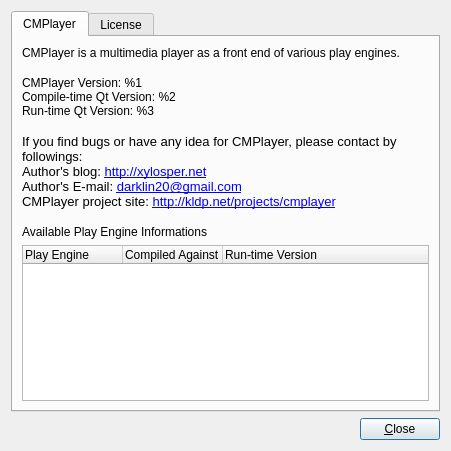
Qt form src/cmplayer/ui/aboutdialog.ui (bylee20/cmplayer-kldp.net) before a commit.
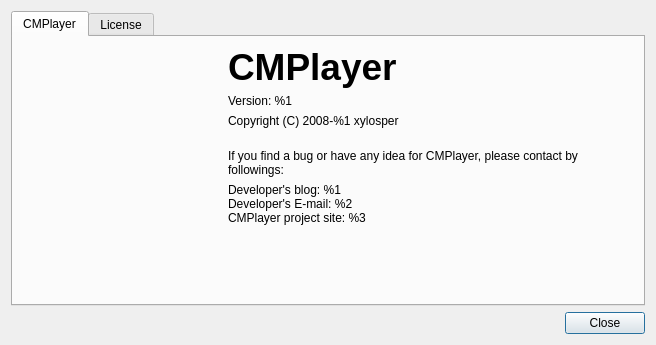
The same form after that commit. Icons and pictures are not drawn.

```diff
--- a/src/cmplayer/ui/aboutdialog.ui
+++ b/src/cmplayer/ui/aboutdialog.ui
@@ -1,140 +1,161 @@
 <ui version="4.0" >
  <class>AboutDialog</class>
- <widget class="QDialog" name="AboutDialog" >
-  <property name="geometry" >
+ <widget class="QDialog" name="AboutDialog">
+  <property name="geometry">
    <rect>
     <x>0</x>
     <y>0</y>
-    <width>451</width>
-    <height>451</height>
+    <width>656</width>
+    <height>345</height>
    </rect>
   </property>
   <property name="windowTitle" >
    <string>About...</string>
   </property>
-  <layout class="QVBoxLayout" name="verticalLayout" >
+  <layout class="QVBoxLayout" name="verticalLayout_4">
    <item>
-    <widget class="QTabWidget" name="tab" >
-     <property name="currentIndex" >
+    <widget class="QTabWidget" name="tab">
+     <property name="currentIndex">
       <number>0</number>
      </property>
      <widget class="QWidget" name="tab1" >
       <attribute name="title" >
        <string>CMPlayer</string>
       </attribute>
-      <layout class="QVBoxLayout" name="verticalLayout_2" >
+      <layout class="QHBoxLayout" name="horizontalLayout_2">
        <item>
-        <widget class="QLabel" name="cmplayer" >
-         <property name="text" >
-          <string>CMPlayer is a multimedia player as a front end of various play engines.</string>
+        <layout class="QVBoxLayout" name="verticalLayout">
+         <property name="spacing">
+          <number>0</number>
          </property>
-         <property name="wordWrap" >
-          <bool>true</bool>
-         </property>
-        </widget>
+         <item>
+          <widget class="QLabel" name="label_3">
+           <property name="minimumSize">
+            <size>
+             <width>200</width>
+             <height>200</height>
+            </size>
+           </property>
+           <property name="maximumSize">
+            <size>
+             <width>200</width>
+             <height>200</height>
+            </size>
+           </property>
+           <property name="text">
+            <string/>
+           </property>
+           <property name="pixmap">
+            <pixmap resource="../rsclist.qrc">:/img/cmplayer512.png</pixmap>
+           </property>
+           <property name="scaledContents">
+            <bool>true</bool>
+           </property>
+          </widget>
+         </item>
+         <item>
+          <spacer name="verticalSpacer">
+           <property name="orientation">
+            <enum>Qt::Vertical</enum>
+           </property>
+           <property name="sizeHint" stdset="0">
+            <size>
+             <width>0</width>
+             <height>0</height>
+            </size>
+           </property>
+          </spacer>
+         </item>
+        </layout>
        </item>
        <item>
-        <spacer name="verticalSpacer_2" >
-         <property name="orientation" >
-          <enum>Qt::Vertical</enum>
-         </property>
-         <property name="sizeType" >
-          <enum>QSizePolicy::Fixed</enum>
-         </property>
-         <property name="sizeHint" stdset="0" >
-          <size>
-           <width>13</width>
-           <height>10</height>
-          </size>
-         </property>
-        </spacer>
-       </item>
-       <item>
-        <widget class="QLabel" name="version" >
-         <property name="text" >
-          <string>CMPlayer Version: %1
-Compile-time Qt Version: %2
-Run-time Qt Version: %3</string>
-         </property>
-        </widget>
-       </item>
-       <item>
-        <spacer name="verticalSpacer_3" >
-         <property name="orientation" >
-          <enum>Qt::Vertical</enum>
-         </property>
-         <property name="sizeType" >
-          <enum>QSizePolicy::Fixed</enum>
-         </property>
-         <property name="sizeHint" stdset="0" >
-          <size>
-           <width>20</width>
-           <height>10</height>
-          </size>
-         </property>
-        </spacer>
-       </item>
-       <item>
-        <widget class="QLabel" name="label" >
-         <property name="text" >
-          <string>&lt;!DOCTYPE HTML PUBLIC "-//W3C//DTD HTML 4.0//EN" "http://www.w3.org/TR/REC-html40/strict.dtd">
-&lt;html>&lt;head>&lt;meta name="qrichtext" content="1" />&lt;style type="text/css">
-p, li { white-space: pre-wrap; }
-&lt;/style>&lt;/head>&lt;body style=" font-family:'Sans Serif'; font-size:10pt; font-weight:400; font-style:normal;">
-&lt;p style=" margin-top:0px; margin-bottom:0px; margin-left:0px; margin-right:0px; -qt-block-indent:0; text-indent:0px;">If you find bugs or have any idea for CMPlayer, please contact by followings:&lt;/p>
-&lt;p style=" margin-top:0px; margin-bottom:0px; margin-left:0px; margin-right:0px; -qt-block-indent:0; text-indent:0px;">Author's blog: &lt;a href="http://xylosper.net">&lt;span style=" text-decoration: underline; color:#0000ff;">http://xylosper.net&lt;/span>&lt;/a>&lt;/p>
-&lt;p style=" margin-top:0px; margin-bottom:0px; margin-left:0px; margin-right:0px; -qt-block-indent:0; text-indent:0px;">Author's E-mail: &lt;a href="mailto:darklin20@gmail.com">&lt;span style=" text-decoration: underline; color:#0000ff;">darklin20@gmail.com&lt;/span>&lt;/a>&lt;/p>
-&lt;p style=" margin-top:0px; margin-bottom:0px; margin-left:0px; margin-right:0px; -qt-block-indent:0; text-indent:0px;">CMPlayer project site: &lt;a href="http://kldp.net/projects/cmplayer">&lt;span style=" text-decoration: underline; color:#0000ff;">http://kldp.net/projects/cmplayer&lt;/span>&lt;/a>&lt;/p>&lt;/body>&lt;/html></string>
-         </property>
-         <property name="wordWrap" >
-          <bool>true</bool>
-         </property>
-        </widget>
-       </item>
-       <item>
-        <spacer name="verticalSpacer" >
-         <property name="orientation" >
-          <enum>Qt::Vertical</enum>
-         </property>
-         <property name="sizeType" >
-          <enum>QSizePolicy::Fixed</enum>
-         </property>
-         <property name="sizeHint" stdset="0" >
-          <size>
-           <width>20</width>
-           <height>10</height>
-          </size>
-         </property>
-        </spacer>
-       </item>
-       <item>
-        <widget class="QLabel" name="label_3" >
-         <property name="text" >
-          <string>Available Play Engine Informations</string>
-         </property>
-        </widget>
-       </item>
-       <item>
-        <widget class="QTreeWidget" name="engineTree" >
-         <property name="rootIsDecorated" >
-          <bool>false</bool>
-         </property>
-         <column>
-          <property name="text" >
-           <string>Play Engine</string>
-          </property>
-         </column>
-         <column>
-          <property name="text" >
-           <string>Compiled Against</string>
-          </property>
-         </column>
-         <column>
-          <property name="text" >
-           <string>Run-time Version</string>
-          </property>
-         </column>
-        </widget>
+        <layout class="QVBoxLayout" name="verticalLayout_2">
+         <item>
+          <widget class="QLabel" name="label_4">
+           <property name="font">
+            <font>
+             <pointsize>28</pointsize>
+             <weight>75</weight>
+             <bold>true</bold>
+            </font>
+           </property>
+           <property name="text">
+            <string notr="true">CMPlayer</string>
+           </property>
+          </widget>
+         </item>
+         <item>
+          <widget class="QLabel" name="version">
+           <property name="text">
+            <string>Version: %1</string>
+           </property>
+          </widget>
+         </item>
+         <item>
+          <widget class="QLabel" name="copyright">
+           <property name="text">
+            <string notr="true">Copyright (C) 2008-%1 xylosper</string>
+           </property>
+          </widget>
+         </item>
+         <item>
+          <spacer name="verticalSpacer_2">
+           <property name="orientation">
+            <enum>Qt::Vertical</enum>
+           </property>
+           <property name="sizeType">
+            <enum>QSizePolicy::Fixed</enum>
+           </property>
+           <property name="sizeHint" stdset="0">
+            <size>
+             <width>13</width>
+             <height>15</height>
+            </size>
+           </property>
+          </spacer>
+         </item>
+         <item>
+          <widget class="QLabel" name="label_6">
+           <property name="text">
+            <string>If you find a bug or have any idea for CMPlayer, please contact by followings:</string>
+           </property>
+           <property name="wordWrap">
+            <bool>true</bool>
+           </property>
+          </widget>
+         </item>
+         <item>
+          <widget class="QLabel" name="contacts">
+           <property name="sizePolicy">
+            <sizepolicy hsizetype="Preferred" vsizetype="Minimum">
+             <horstretch>0</horstretch>
+             <verstretch>0</verstretch>
+            </sizepolicy>
+           </property>
+           <property name="text">
+            <string>Developer's blog: %1
+Developer's E-mail: %2
+CMPlayer project site: %3</string>
+           </property>
+          </widget>
+         </item>
+         <item>
+          <spacer name="verticalSpacer_3">
+           <property name="orientation">
+            <enum>Qt::Vertical</enum>
+           </property>
+           <property name="sizeType">
+            <enum>QSizePolicy::MinimumExpanding</enum>
+           </property>
+           <property name="sizeHint" stdset="0">
+            <size>
+             <width>20</width>
+             <height>0</height>
+            </size>
+           </property>
+          </spacer>
+         </item>
+        </layout>
        </item>
       </layout>
      </widget>
@@ -172,28 +193,14 @@
     </widget>
    </item>
    <item>
-    <layout class="QHBoxLayout" name="horizontalLayout" >
-     <item>
-      <spacer name="horizontalSpacer" >
-       <property name="orientation" >
-        <enum>Qt::Horizontal</enum>
-       </property>
-       <property name="sizeHint" stdset="0" >
-        <size>
-         <width>40</width>
-         <height>20</height>
-        </size>
-       </property>
-      </spacer>
-     </item>
-     <item>
-      <widget class="QPushButton" name="pushButton" >
-       <property name="text" >
-        <string>&amp;Close</string>
-       </property>
-      </widget>
-     </item>
-    </layout>
+    <widget class="QDialogButtonBox" name="buttonBox">
+     <property name="standardButtons">
+      <set>QDialogButtonBox::Close</set>
+     </property>
+     <property name="centerButtons">
+      <bool>false</bool>
+     </property>
+    </widget>
    </item>
   </layout>
  </widget>
```
Left out of the diff: 126 changed lines with no effect on the pictures.
